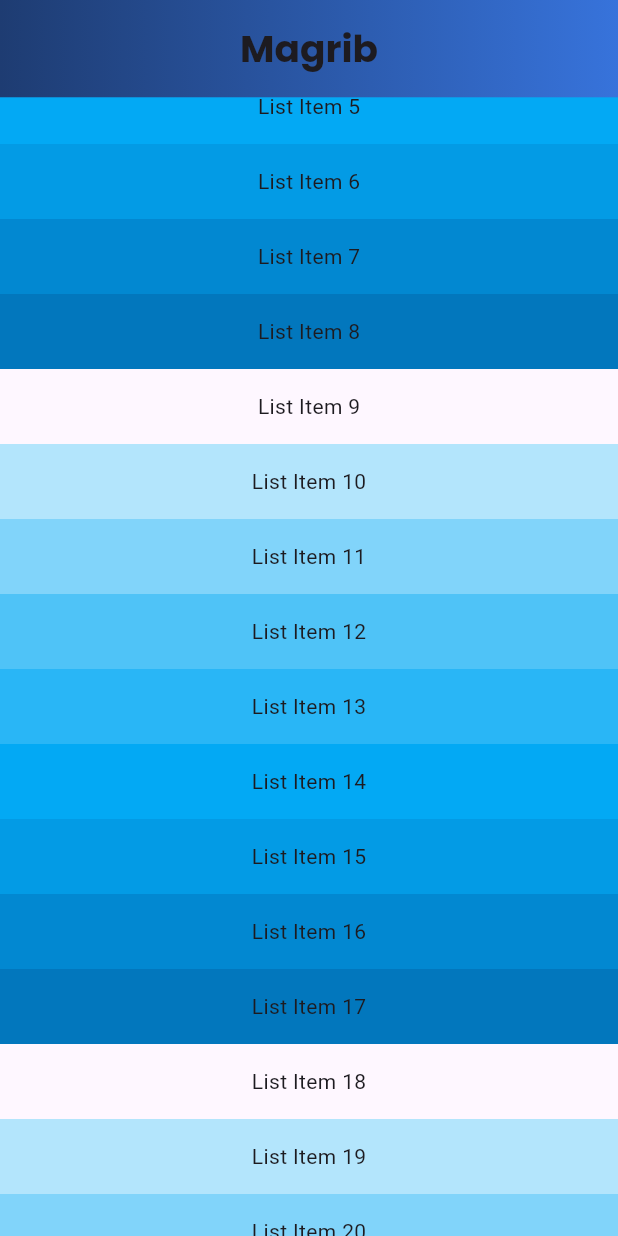
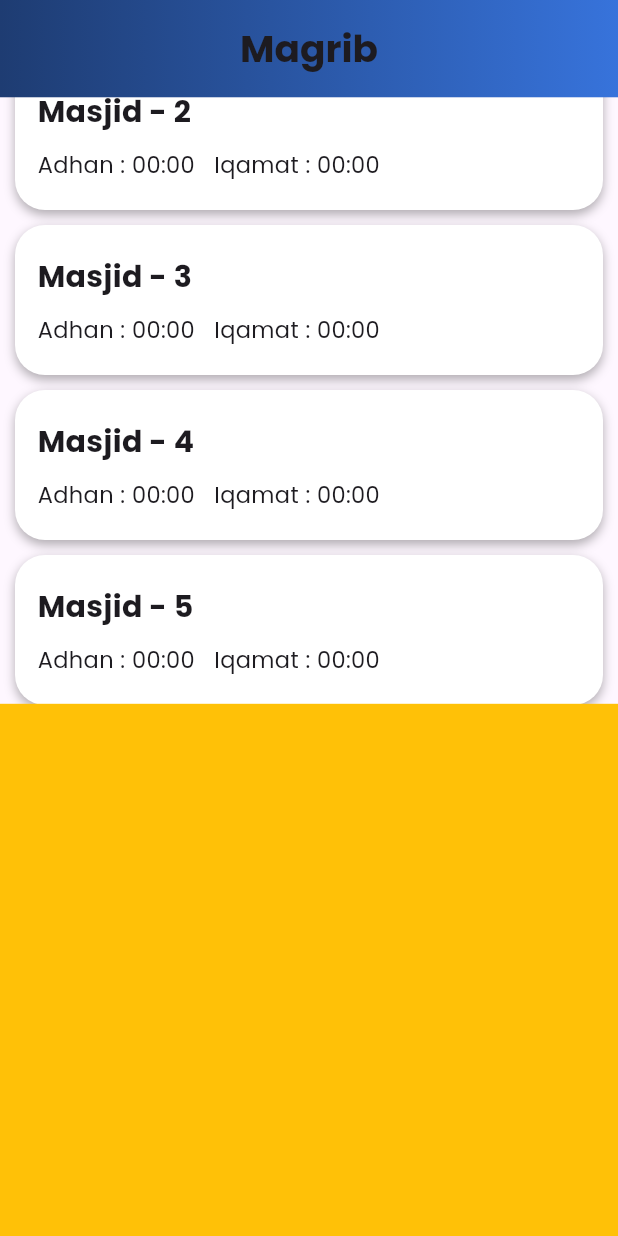
Before and after one commit to javidh0/namaz_app, a Flutter app: the screen it shows after launch, scrolled down 576 dp, on a phone screen of 412 x 824 dp. Run offline on Flutter 3.47's test engine with Material 3 defaults, Android fonts, the phone set to English and light mode, and no system bars; our stand-ins replace google_fonts.

Commit message:
Home Page

```diff
--- a/lib/apis/api.dart
+++ b/lib/apis/api.dart
@@ -12,3 +12,16 @@ List<Color> getColorGradient(Vaqth x) {
 String getTime(Vaqth x) {
   return "00:00 - 00:00";
 }
+
+List<Map> getMasjids() {
+  List<Map> tr = [];
+  for (int i = 0; i < 50; i++) {
+    Map temp = {
+      "Name": 'Masjid - $i',
+      "Adhan": "00:00",
+      "Iqamat": "00:00",
+    };
+    tr.add(temp);
+  }
+  return tr;
+}
--- a/lib/screens/home_screen/home.dart
+++ b/lib/screens/home_screen/home.dart
@@ -29,10 +29,15 @@ class Home extends StatefulWidget {
 
 class _HomeState extends State<Home> {
   String inputField = "";
+  final ScrollController _controller = ScrollController();
+  final ScrollController _listViewController = ScrollController();
+  bool isCollapsed = false;
+  List<Map> masjids = getMasjids();
   @override
   Widget build(BuildContext context) {
     return Scaffold(
       body: CustomScrollView(
+        controller: _controller,
         physics: const BouncingScrollPhysics(
           parent: AlwaysScrollableScrollPhysics(),
         ),
@@ -46,6 +51,11 @@ class _HomeState extends State<Home> {
             stretch: true,
             flexibleSpace: LayoutBuilder(
               builder: (BuildContext context, BoxConstraints constraints) {
+                if (constraints.biggest.height <= 100 && !isCollapsed) {
+                  isCollapsed = true;
+                } else if (constraints.biggest.height >= 250 && isCollapsed) {
+                  isCollapsed = false;
+                }
                 return ClipPath(
                   clipper: (constraints.biggest.height >= 80)
                       ? CurvedBottomClipper()
@@ -93,46 +103,118 @@ class _HomeState extends State<Home> {
           SliverList.list(
             children: [
               Padding(
-                padding: const EdgeInsets.all(8.0),
+                padding: const EdgeInsets.all(15),
                 child: TextField(
-                  decoration: InputDecoration().copyWith(
-                    border: OutlineInputBorder(
-                        borderRadius: BorderRadius.circular(20)),
+                  style: kFont,
+                  onTap: () {
+                    _controller.animateTo(225,
+                        duration: const Duration(milliseconds: 200),
+                        curve: Curves.bounceInOut);
+                  },
+                  decoration: InputDecoration(
+                    prefixIcon: const Padding(
+                      padding: EdgeInsets.symmetric(horizontal: 20),
+                      child: Icon(
+                        Icons.search,
+                        size: 30,
+                      ),
+                    ),
+                    focusedBorder: const OutlineInputBorder().copyWith(
+                      borderSide: BorderSide(
+                          color: getColorGradient(Vaqth.magrib)[1], width: 2),
+                      borderRadius: BorderRadius.circular(50),
+                    ),
+                    border: const OutlineInputBorder()
+                        .copyWith(borderRadius: BorderRadius.circular(50)),
+                    hintText: 'Search your Masjid',
                   ),
-                  onChanged: (val) {
-                    setState(() {
-                      inputField = val;
+                ),
+              ),
+              SizedBox(
+                height: MediaQuery.of(context).size.height * 0.8,
+                child: ListView.builder(
+                  controller: _listViewController,
+                  itemCount: masjids.length,
+                  itemBuilder: (context, index) {
+                    _listViewController.addListener(() {
+                      _controller.animateTo(
+                        225,
+                        duration: const Duration(milliseconds: 200),
+                        curve: Curves.decelerate,
+                      );
                     });
+                    return Padding(
+                      padding: const EdgeInsets.fromLTRB(10, 10, 10, 0),
+                      child: Container(
+                        height: 100,
+                        decoration: BoxDecoration(
+                            color: Colors.white,
+                            borderRadius: BorderRadius.circular(20),
+                            boxShadow: [
+                              BoxShadow(
+                                color: Colors.black.withOpacity(0.3),
+                                blurRadius: 5.0,
+                                offset: const Offset(0.0, 3.0),
+                              ),
+                            ]),
+                        child: Padding(
+                          padding: const EdgeInsets.symmetric(
+                            vertical: 10,
+                            horizontal: 15,
+                          ),
+                          child: Column(
+                            mainAxisAlignment: MainAxisAlignment.spaceEvenly,
+                            crossAxisAlignment: CrossAxisAlignment.start,
+                            children: [
+                              Text(
+                                masjids[index]['Name'],
+                                style: kFont.copyWith(
+                                  fontSize: 20,
+                                  fontWeight: FontWeight.bold,
+                                ),
+                                textAlign: TextAlign.left,
+                              ),
+                              Row(
+                                children: [
+                                  Text(
+                                    "Adhan : ${masjids[index]['Adhan']}",
+                                    style: kFont.copyWith(fontSize: 15),
+                                  ),
+                                  Text(
+                                    "   ",
+                                    style: kFont.copyWith(fontSize: 15),
+                                  ),
+                                  Text(
+                                    "Iqamat : ${masjids[index]['Iqamat']}",
+                                    style: kFont.copyWith(fontSize: 15),
+                                  )
+                                ],
+                              )
+                            ],
+                          ),
+                        ),
+                      ),
+                    );
                   },
                 ),
               ),
+              const AddWhiteScrollPadding(),
             ],
           ),
-          const ForPaddingWidgets(),
         ],
       ),
     );
   }
 }
 
-class ForPaddingWidgets extends StatelessWidget {
-  const ForPaddingWidgets({
-    super.key,
-  });
+class AddWhiteScrollPadding extends StatelessWidget {
+  const AddWhiteScrollPadding({super.key});
 
   @override
   Widget build(BuildContext context) {
-    return SliverFixedExtentList(
-      itemExtent: 50.0,
-      delegate: SliverChildBuilderDelegate(
-        (BuildContext context, int index) {
-          return Container(
-            alignment: Alignment.center,
-            color: Colors.lightBlue[100 * (index % 9)],
-            child: Text('List Item $index'),
-          );
-        },
-      ),
+    return Container(
+      color: Colors.amber,
+      height: MediaQuery.of(context).size.height - kToolbarHeight,
     );
   }
 }
```
